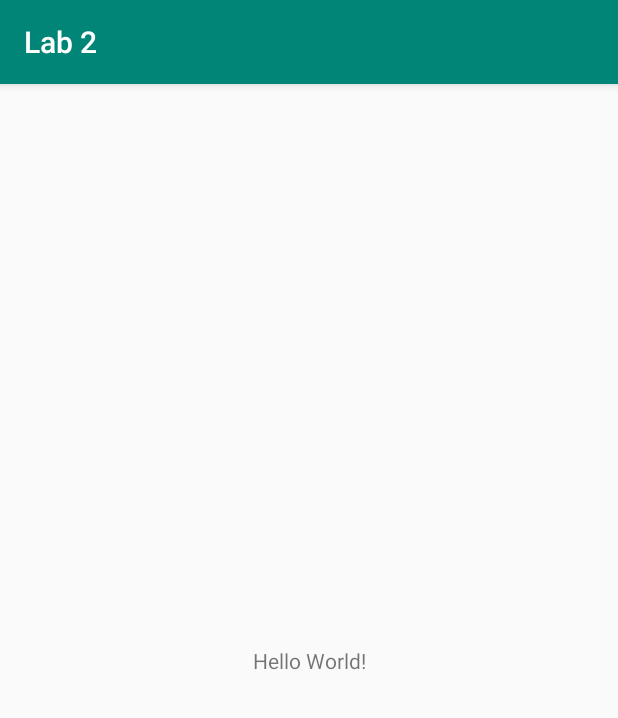
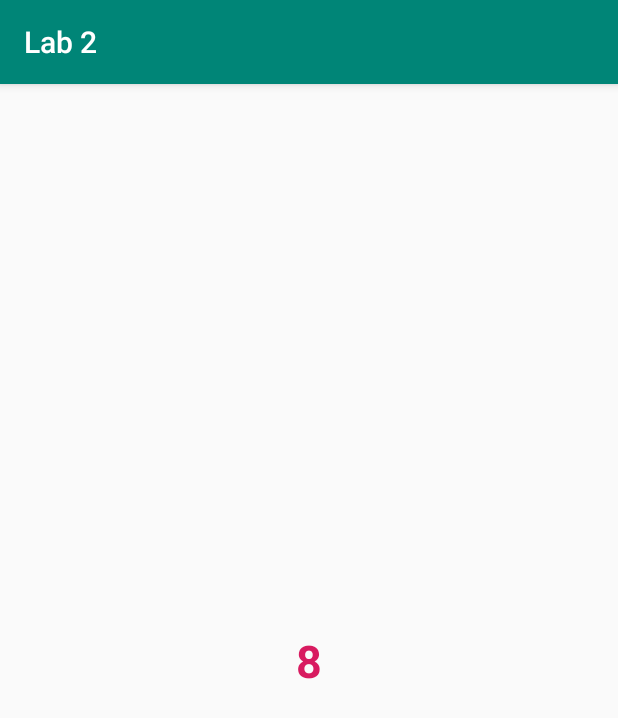
Before and after one commit to UshanFernando/mad, an Android app: the screen it shows after launch (MainActivity), on a phone screen of 412 x 824 dp. Shown: the top 718 px of the screen. Run offline under Robolectric (Android 15) with nearby library versions, the phone set to English and light mode, and no system bars.

Commit message:
version 0.0.1

```diff
--- a/app/src/main/java/comlab/example/student/lab2/MainActivity.java
+++ b/app/src/main/java/comlab/example/student/lab2/MainActivity.java
@@ -1,7 +1,9 @@
 package comlab.example.student.lab2;
 
+import android.os.CountDownTimer;
 import android.support.v7.app.AppCompatActivity;
 import android.os.Bundle;
+import android.widget.TextView;
 
 public class MainActivity extends AppCompatActivity {
 
@@ -9,5 +11,24 @@ public class MainActivity extends AppCompatActivity {
     protected void onCreate(Bundle savedInstanceState) {
         super.onCreate(savedInstanceState);
         setContentView(R.layout.activity_main);
+
+        final TextView tv;
+        tv = findViewById(R.id.text_1);
+
+        CountDownTimer timer = new CountDownTimer(10000,1000) {
+            int time = 0;
+            @Override
+            public void onTick(long millisUntilFinished) {
+
+                tv.setText(String.valueOf(time++));
+            }
+
+            @Override
+            public void onFinish() {
+
+                tv.setText("Modaya...........");
+            }
+        }.start();
+
     }
 }
--- a/app/src/main/res/layout/activity_main.xml
+++ b/app/src/main/res/layout/activity_main.xml
@@ -7,9 +7,13 @@
     tools:context=".MainActivity">
 
     <TextView
+        android:id="@+id/text_1"
         android:layout_width="wrap_content"
         android:layout_height="wrap_content"
         android:text="Hello World!"
+        android:textColor="@color/colorAccent"
+        android:textSize="30sp"
+        android:textStyle="bold"
         app:layout_constraintBottom_toBottomOf="parent"
         app:layout_constraintLeft_toLeftOf="parent"
         app:layout_constraintRight_toRightOf="parent"
--- a/app/src/main/res/values/colors.xml
+++ b/app/src/main/res/values/colors.xml
@@ -2,5 +2,5 @@
 <resources>
     <color name="colorPrimary">#008577</color>
     <color name="colorPrimaryDark">#00574B</color>
-    <color name="colorAccent">#D81B60</color>
+    <color name="colorAccent">#d81b60</color>
 </resources>
```
